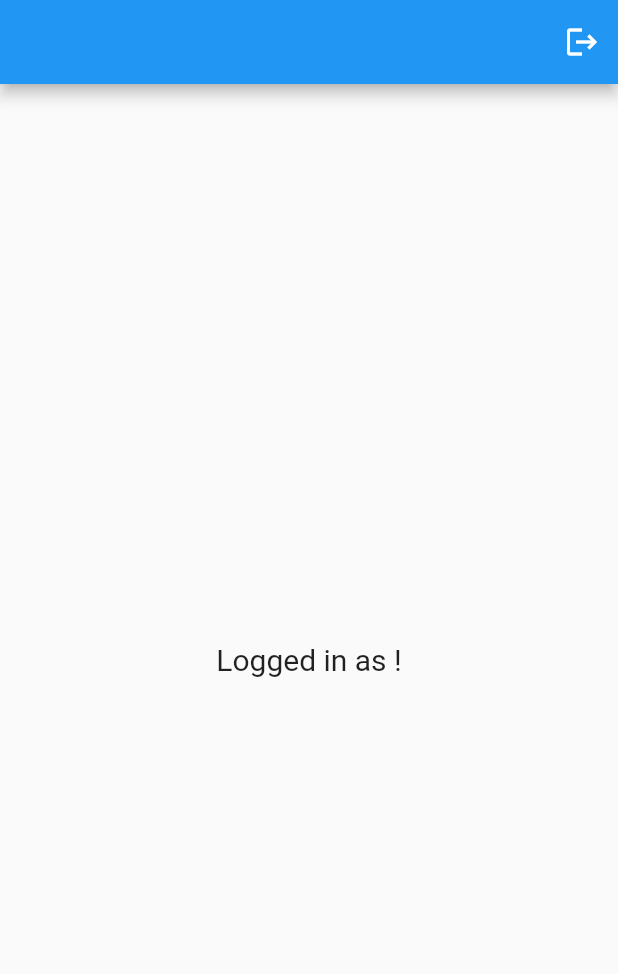
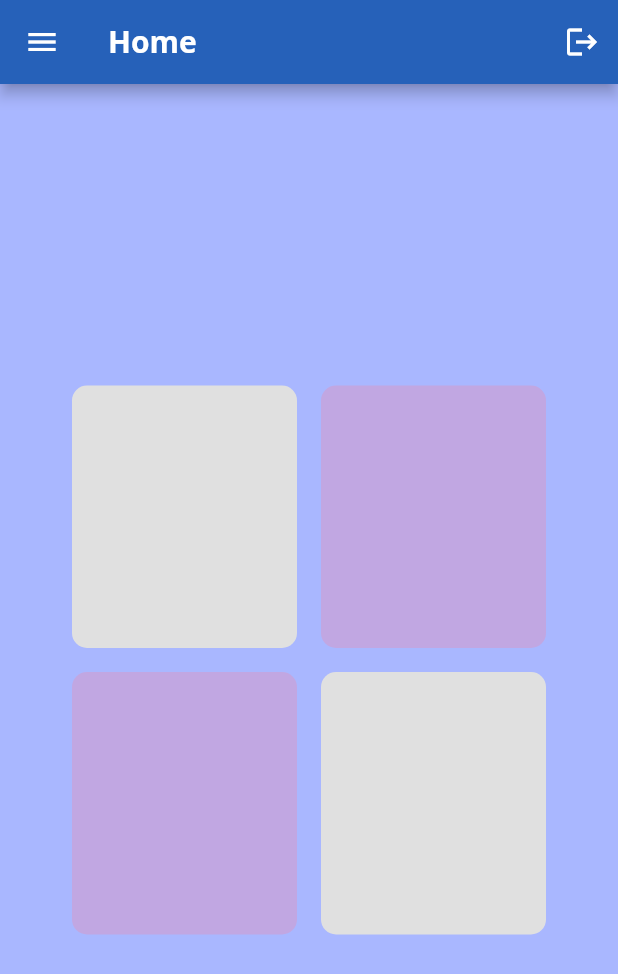
Before and after one commit to ZeherovicErmin/Atlas, a Flutter app: the screen it shows once a user with an empty profile is signed in, on a phone screen of 412 x 824 dp. Shown: the top 974 px of the screen. Run offline on Flutter 3.47's test engine with Material 2 defaults, Android fonts, the phone set to English and light mode, and no system bars; our stand-ins replace firebase_auth, firebase_core, flutter_riverpod; accounts and stored records are empty; network calls fail; Roboto replaces fonts that are missing (Open Sans).

Commit message:
Updated main.dart & home_page.dart

```diff
--- a/lib/main.dart
+++ b/lib/main.dart
@@ -1,4 +1,6 @@
 //Atlas Fitness App CSC 4996
+import 'package:atlas/pages/fit_page.dart';
+import 'package:atlas/pages/home_page.dart';
 import 'package:firebase_auth/firebase_auth.dart';
 import 'package:flutter/material.dart';
 import 'pages/auth_page.dart';
@@ -37,6 +39,9 @@ class MyApp extends StatelessWidget {
     return MaterialApp(
       debugShowCheckedModeBanner: false,
       home: const AuthPage(),
+      routes: {
+        '/home': (context) => HomePage(),
+      },
     );
   }
 }
--- /dev/null
+++ b/lib/pages/constants.dart
@@ -0,0 +1,45 @@
+import 'package:flutter/material.dart';
+import 'package:firebase_auth/firebase_auth.dart';
+
+// A file for frequently used widgets to clean up code
+
+//Sign user out method
+void signUserOut() async {
+  await FirebaseAuth.instance.signOut();
+}
+
+// App Bar
+AppBar myAppBar = AppBar(
+    backgroundColor: const Color.fromARGB(255, 38, 97, 185),
+    title: const Text(
+      "Home",
+      style: TextStyle(fontFamily: 'Open Sans', fontWeight: FontWeight.bold),
+    ),
+    actions: const [
+      IconButton(
+        onPressed: signUserOut,
+        icon: Icon(Icons.logout),
+      )
+    ]);
+
+// Function to Create containers
+Container myWidgCont(double width, double height, Color color) {
+  return Container(
+    margin: const EdgeInsets.all(8),
+    width: width,
+    height: height,
+    decoration: BoxDecoration(
+      borderRadius: BorderRadius.circular(10),
+      color: color,
+    ),
+  );
+}
+
+// Creating A Drawer
+var myDrawer = const Drawer(
+    backgroundColor: Color.fromARGB(255, 169, 183, 255),
+    child: Column(
+      children: [
+        DrawerHeader(child: Icon(Icons.fitness_center)),
+      ],
+    ));
--- a/lib/pages/home_page.dart
+++ b/lib/pages/home_page.dart
@@ -1,32 +1,46 @@
-import 'package:firebase_auth/firebase_auth.dart';
+//Atlas Fitness App CSC 4996
+import 'package:atlas/main.dart';
+import 'package:atlas/pages/constants.dart';
 import 'package:flutter/material.dart';
+import 'package:flutter_riverpod/flutter_riverpod.dart';
 
-class HomePage extends StatelessWidget {
-  HomePage({super.key});
+class HomePage extends ConsumerWidget {
+  const HomePage({Key? key}) : super(key: key);
 
-  final user = FirebaseAuth.instance.currentUser!;
-
-  //Sign user out method
-  void signUserOut() {
-    FirebaseAuth.instance.signOut();
-  }
-
-  //Home page for when a user logs in
   @override
-  Widget build(BuildContext context) {
+  Widget build(BuildContext context, WidgetRef ref) {
+    final user = ref.watch(userProvider);
     return Scaffold(
-      appBar: AppBar(actions: [
-        IconButton(onPressed: signUserOut,
-        icon: const Icon(Icons.logout),
-            )
-          ],
-        ),
-      body: Center(
-        child: Text(
-          "Logged in as ${user.email!}!",
-          style: const TextStyle(fontSize: 20)
+      //Home page for when a user logs in
+      backgroundColor: const Color.fromARGB(255, 169, 183, 255),
+      appBar: myAppBar,
+      drawer: myDrawer,
+      body: Column(
+        crossAxisAlignment: CrossAxisAlignment.center,
+        mainAxisAlignment: MainAxisAlignment.center,
+        children: [
+          Row(
+            mainAxisAlignment: MainAxisAlignment.center,
+            children: [
+              GestureDetector(
+                onDoubleTap: () {
+                  Navigator.pushNamed(context, '/fitpage');
+                },
+                child: myWidgCont(
+                    150, 175, const Color.fromARGB(255, 224, 224, 224)),
+              ),
+              myWidgCont(150, 175, const Color.fromARGB(255, 193, 167, 226)),
+            ],
+          ),
+          Row(
+            mainAxisAlignment: MainAxisAlignment.center,
+            children: [
+              myWidgCont(150, 175, const Color.fromARGB(255, 193, 167, 226)),
+              myWidgCont(150, 175, const Color.fromARGB(255, 224, 224, 224)),
+            ],
           )
-        ),
+        ],
+      ),
     );
   }
 }
```
